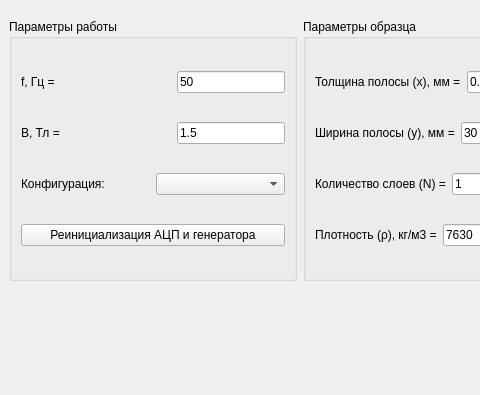
This is epsdesign.ui in BuslaySt/Epstein as Qt 5 draws it before an edit; both pictures show x 0 to 480 and y 0 to 395 of the 600 by 800 pixel window. The edited form follows.
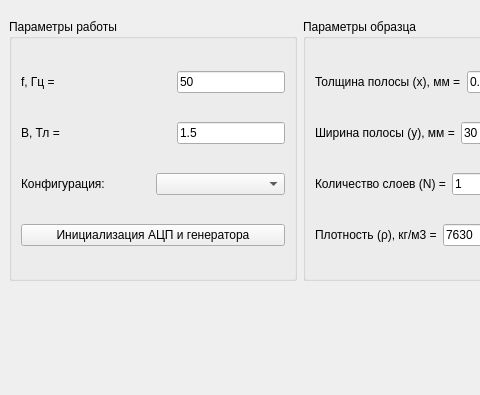
This is the edited form. Icons and pictures are not drawn. Custom widgets are drawn as their Qt base class.

What changed in the file:
```diff
--- a/epsdesign.ui
+++ b/epsdesign.ui
@@ -120,7 +120,7 @@
          <item>
           <widget class="QPushButton" name="pBtn_init">
            <property name="text">
-            <string>Реинициализация АЦП и генератора</string>
+            <string>Инициализация АЦП и генератора</string>
            </property>
           </widget>
          </item>
```
